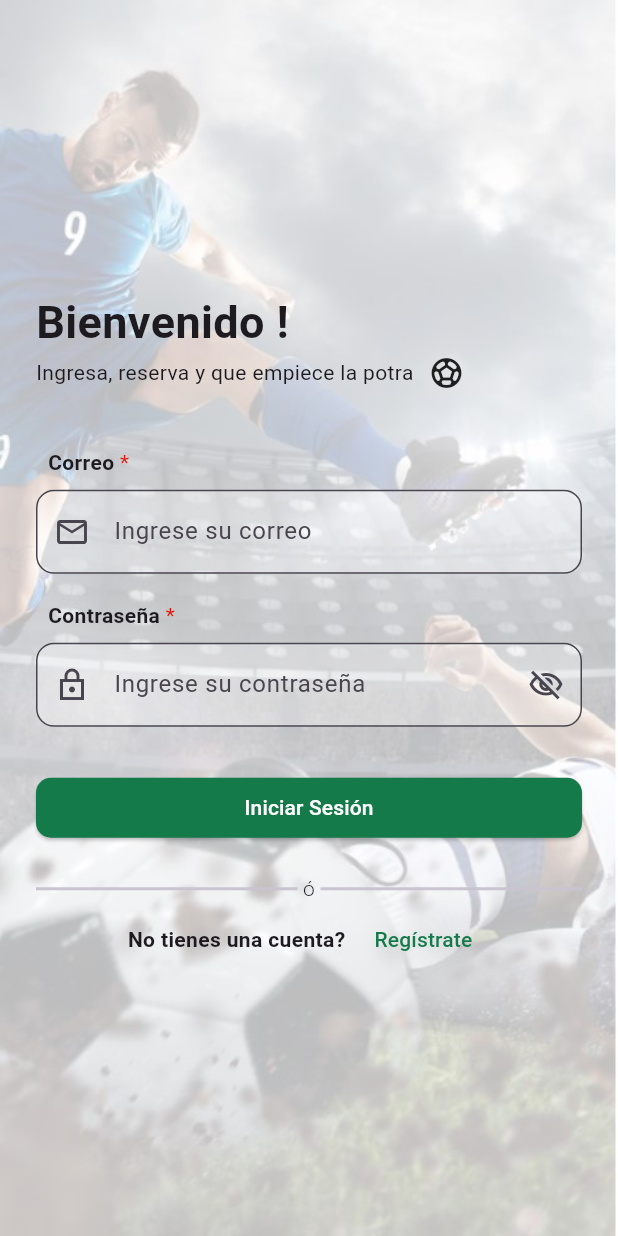
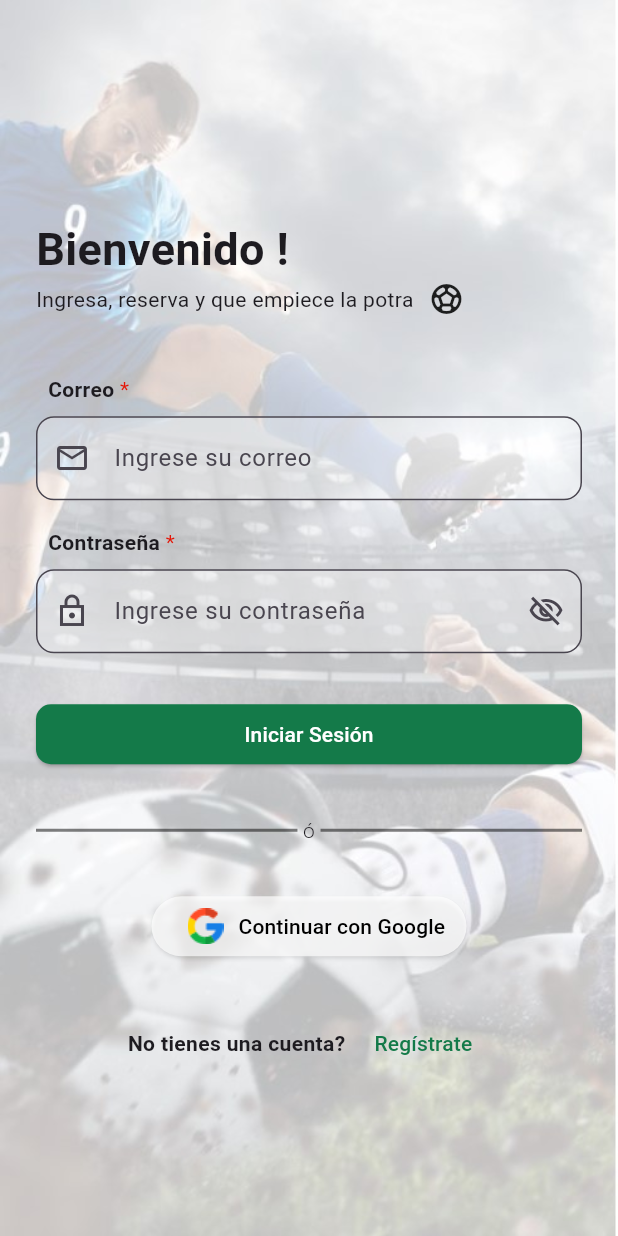
Before and after one commit to jdmc-unah/AppReservarCanchas, a Flutter app: the screen it shows after launch, on a phone screen of 412 x 824 dp. Run offline on Flutter 3.47's test engine with Material 3 defaults, Android fonts, the phone set to English and light mode, and no system bars; our stand-ins replace firebase_auth, firebase_core, flutter_rating_bar, get, get_storage, go_router and 1 more; accounts and stored records are empty.

Commit message:
autenticacion con google

```diff
--- a/app_reservar_canchas/lib/vistas/vistas_login/login.dart
+++ b/app_reservar_canchas/lib/vistas/vistas_login/login.dart
@@ -20,17 +20,16 @@ class Login extends StatelessWidget {
   @override
   Widget build(BuildContext context) {
     return Scaffold(
-      body: SafeArea(
-        child: Container(
-          decoration: BoxDecoration(
-            image: DecorationImage(
-              image: AssetImage(
-                "assets/imagenes/fondo_login3.jpg",
-              ), // Ruta de tu imagen
-              fit: BoxFit.fill, // Ajusta la imagen al tamaño del contenedor
+      resizeToAvoidBottomInset: false,
+      body: Stack(
+        children: [
+          Positioned.fill(
+            child: Image.asset(
+              "assets/imagenes/fondo_login3.jpg", //TODO: arreglar fondo
+              fit: BoxFit.cover,
             ),
           ),
-          child: Padding(
+          Padding(
             padding: const EdgeInsets.symmetric(horizontal: 24.0),
             child: Obx(() {
               if (validacionController.cargando) {
@@ -40,8 +39,7 @@ class Login extends StatelessWidget {
                 mainAxisAlignment: MainAxisAlignment.center,
                 crossAxisAlignment: CrossAxisAlignment.start,
                 children: [
-                  SizedBox(height: 20),
-
+                  SizedBox(height: 40),
                   Text(
                     'Bienvenido !',
                     style: TextStyle(fontSize: 30, fontWeight: FontWeight.bold),
@@ -74,7 +72,6 @@ class Login extends StatelessWidget {
                   ),
 
                   SizedBox(height: 30),
-
                   SizedBox(
                     width: double.infinity,
                     child: ElevatedButton(
@@ -88,43 +85,74 @@ class Login extends StatelessWidget {
                       onPressed: () async {
                         validacionController.cargando = true;
 
-                        String? response;
-                        response = await _auth.inicioSesionUsuario(
+                        String? response = await _auth.inicioSesionUsuario(
                           _correo.text,
                           _contra.text,
                         );
 
-                        if (validacionController.error == false) {
-                          if (!context.mounted) return;
-                          GetStorage().write('sesionIniciada', true);
-                          context.goNamed('inicio');
-                        } else {
-                          validacionController.cargando = false;
-                          if (!context.mounted) return;
-                          ValidacionesDeAcceso.mostrarSnackBar(
-                            context,
-                            response,
-                            true,
-                            () {},
-                          );
-                        }
+                        if (!context.mounted) return;
+                        accionesInicioSesion(context, response);
                       },
                       child: Text('Iniciar Sesión'),
                     ),
                   ),
 
-                  SizedBox(height: 20),
+                  SizedBox(height: 30),
 
                   Row(
                     children: [
-                      Expanded(child: Divider(thickness: 2)),
+                      Expanded(
+                        child: Divider(
+                          thickness: 2,
+                          color: const Color.fromARGB(128, 0, 0, 0),
+                        ),
+                      ),
                       Text(
                         ' ó ',
                         style: TextStyle(fontWeight: FontWeight.w300),
                       ),
-                      Expanded(child: Divider(thickness: 2)),
+                      Expanded(
+                        child: Divider(
+                          thickness: 2,
+                          color: const Color.fromARGB(128, 0, 0, 0),
+                        ),
+                      ),
                     ],
                   ),
+                  SizedBox(height: 30),
+
+                  Center(
+                    child: SizedBox(
+                      width: 210,
+                      child: ElevatedButton(
+                        style: ElevatedButton.styleFrom(
+                          backgroundColor: Colors.white70,
+                          shadowColor: Colors.black45,
+                        ),
+                        onPressed: () async {
+                          //TODO: Loguearse con Google
+
+                          validacionController.cargando = true;
+
+                          String response = await _auth.iniciarSesionGoogle();
+
+                          if (!context.mounted) return;
+                          accionesInicioSesion(context, response);
+                        },
+                        child: Row(
+                          children: [
+                            Image.asset('assets/iconos/googlex24.png'),
+                            SizedBox(width: 10),
+                            Text(
+                              'Continuar con Google',
+                              style: TextStyle(color: Colors.black),
+                            ),
+                          ],
+                        ),
+                      ),
+                    ),
+                  ),
+                  SizedBox(height: 30),
 
                   Row(
                     mainAxisAlignment: MainAxisAlignment.center,
@@ -151,8 +179,20 @@ class Login extends StatelessWidget {
               );
             }),
           ),
-        ),
+        ],
       ),
     );
   }
+
+  accionesInicioSesion(BuildContext context, String response) {
+    if (validacionController.error == false) {
+      if (!context.mounted) return;
+      GetStorage().write('sesionIniciada', true);
+      context.goNamed('inicio');
+    } else {
+      validacionController.cargando = false;
+      if (!context.mounted) return;
+      ValidacionesDeAcceso.mostrarSnackBar(context, response, true, () {});
+    }
+  }
 }
--- a/app_reservar_canchas/lib/widgets/informacion_usuario.dart
+++ b/app_reservar_canchas/lib/widgets/informacion_usuario.dart
@@ -32,8 +32,6 @@ class informacion_usuario extends StatelessWidget {
               child: Text("Cerrar Sesión"),
               onTap: () async {
                 await AuthService().cerrarSesion();
-                GetStorage().write('sesionIniciada', false);
-                validacionController.cargando = false;
 
                 if (!context.mounted) return;
                 context.goNamed('login');
--- a/app_reservar_canchas/pubspec.yaml
+++ b/app_reservar_canchas/pubspec.yaml
@@ -32,6 +32,8 @@ dependencies:
 
   firebase_auth: ^6.0.0
   firebase_core: ^4.0.0
+
+  google_sign_in: ^6.3.0
 
   get_storage: ^2.1.1
   get: ^4.7.2
@@ -70,6 +72,8 @@ flutter:
   assets:
     - assets/data/canchas_test.json
     - assets/imagenes/fondo_login3.jpg
+    - assets/iconos/google.png
+    - assets/iconos/googlex24.png
 
   # An image asset can refer to one or more resolution-specific "variants", see
   # https://flutter.dev/to/resolution-aware-images
```
Also changed, not shown: app_reservar_canchas/lib/servicios/servicio_autenticacion.dart (+31 -1 lines), app_reservar_canchas/assets/iconos/googlex24.png (added), app_reservar_canchas/pubspec.lock, 2 other files.
